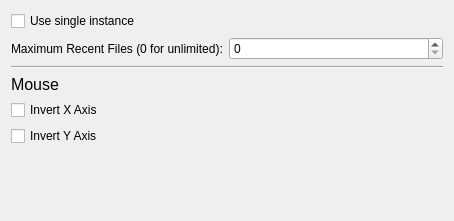
This is src/tools/hlmv/ui/options/OptionsPageGeneral.ui in SamVanheer/HalfLifeAssetManager as Qt 5 draws it before an edit. The edited form follows.
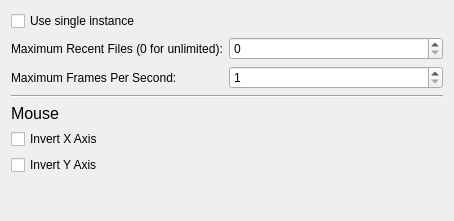
This is the edited form.

Patch:
```diff
--- a/src/tools/hlmv/ui/options/OptionsPageGeneral.ui
+++ b/src/tools/hlmv/ui/options/OptionsPageGeneral.ui
@@ -14,6 +14,33 @@
    <string>Form</string>
   </property>
   <layout class="QGridLayout" name="gridLayout">
+   <item row="6" column="0" colspan="2">
+    <widget class="QCheckBox" name="InvertMouseY">
+     <property name="text">
+      <string>Invert Y Axis</string>
+     </property>
+    </widget>
+   </item>
+   <item row="3" column="0" colspan="2">
+    <widget class="Line" name="line">
+     <property name="minimumSize">
+      <size>
+       <width>0</width>
+       <height>0</height>
+      </size>
+     </property>
+     <property name="orientation">
+      <enum>Qt::Horizontal</enum>
+     </property>
+    </widget>
+   </item>
+   <item row="5" column="0" colspan="2">
+    <widget class="QCheckBox" name="InvertMouseX">
+     <property name="text">
+      <string>Invert X Axis</string>
+     </property>
+    </widget>
+   </item>
    <item row="1" column="0">
     <widget class="QLabel" name="label_2">
      <property name="sizePolicy">
@@ -27,34 +54,7 @@
      </property>
     </widget>
    </item>
-   <item row="1" column="1">
-    <widget class="QSpinBox" name="MaxRecentFiles">
-     <property name="maximum">
-      <number>100</number>
-     </property>
-    </widget>
-   </item>
-   <item row="2" column="0" colspan="2">
-    <widget class="Line" name="line">
-     <property name="minimumSize">
-      <size>
-       <width>0</width>
-       <height>0</height>
-      </size>
-     </property>
-     <property name="orientation">
-      <enum>Qt::Horizontal</enum>
-     </property>
-    </widget>
-   </item>
-   <item row="0" column="0" colspan="2">
-    <widget class="QCheckBox" name="UseSingleInstance">
-     <property name="text">
-      <string>Use single instance</string>
-     </property>
-    </widget>
-   </item>
-   <item row="3" column="0" colspan="2">
+   <item row="4" column="0" colspan="2">
     <widget class="QLabel" name="label">
      <property name="font">
       <font>
@@ -69,21 +69,21 @@
      </property>
     </widget>
    </item>
-   <item row="4" column="0" colspan="2">
-    <widget class="QCheckBox" name="InvertMouseX">
+   <item row="0" column="0" colspan="2">
+    <widget class="QCheckBox" name="UseSingleInstance">
      <property name="text">
-      <string>Invert X Axis</string>
+      <string>Use single instance</string>
      </property>
     </widget>
    </item>
-   <item row="5" column="0" colspan="2">
-    <widget class="QCheckBox" name="InvertMouseY">
-     <property name="text">
-      <string>Invert Y Axis</string>
+   <item row="1" column="1">
+    <widget class="QSpinBox" name="MaxRecentFiles">
+     <property name="maximum">
+      <number>100</number>
      </property>
     </widget>
    </item>
-   <item row="6" column="0" colspan="2">
+   <item row="7" column="0" colspan="2">
     <spacer name="verticalSpacer">
      <property name="orientation">
       <enum>Qt::Vertical</enum>
@@ -96,6 +96,23 @@
      </property>
     </spacer>
    </item>
+   <item row="2" column="0">
+    <widget class="QLabel" name="label_3">
+     <property name="text">
+      <string>Maximum Frames Per Second:</string>
+     </property>
+    </widget>
+   </item>
+   <item row="2" column="1">
+    <widget class="QSpinBox" name="MaxFPS">
+     <property name="minimum">
+      <number>1</number>
+     </property>
+     <property name="maximum">
+      <number>1000</number>
+     </property>
+    </widget>
+   </item>
   </layout>
  </widget>
  <resources/>
```
